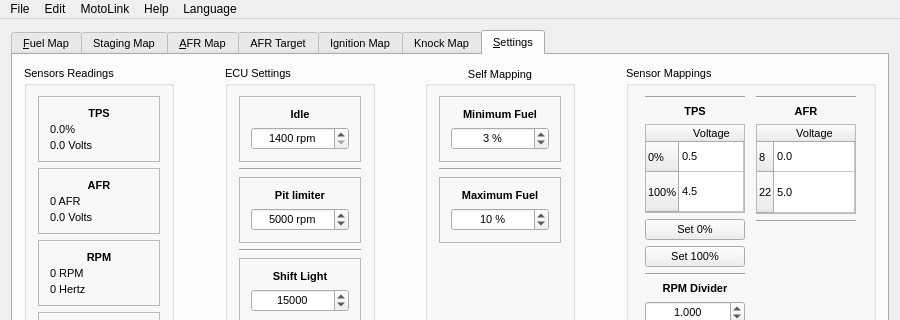
Qt form GUI/ui/main.ui (fpoussin/MotoLink) before a commit; both pictures show x 0 to 900 and y 0 to 320 of the 900 by 482 pixel window.
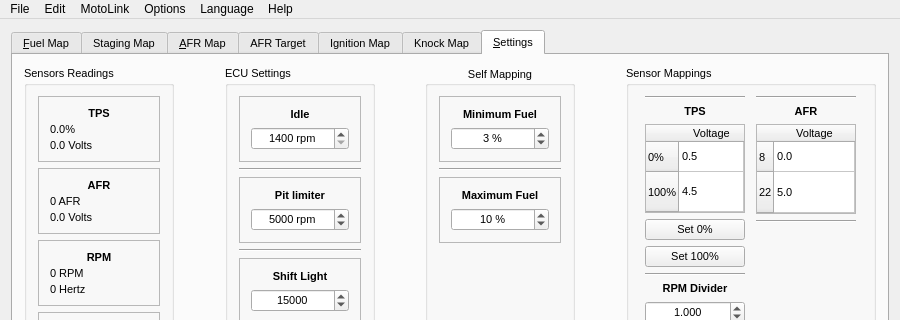
The same form after that commit. Icons and pictures are not drawn. Custom widgets are drawn as their Qt base class.

Patch:
```diff
--- a/GUI/ui/main.ui
+++ b/GUI/ui/main.ui
@@ -1318,11 +1318,19 @@
     <addaction name="actionEnglish"/>
     <addaction name="actionFran_ais"/>
    </widget>
+   <widget class="QMenu" name="menuOptions">
+    <property name="title">
+     <string>Options</string>
+    </property>
+    <addaction name="actionAutosave"/>
+    <addaction name="actionAuto_Send"/>
+   </widget>
    <addaction name="menuTest"/>
    <addaction name="menuEdit"/>
    <addaction name="menuConnection"/>
-   <addaction name="menuHelp"/>
+   <addaction name="menuOptions"/>
    <addaction name="menuLanguage"/>
+   <addaction name="menuHelp"/>
   </widget>
   <widget class="QStatusBar" name="statusBar">
    <property name="sizeGripEnabled">
```
Left out of the diff: 28 changed lines with no effect on the pictures.
